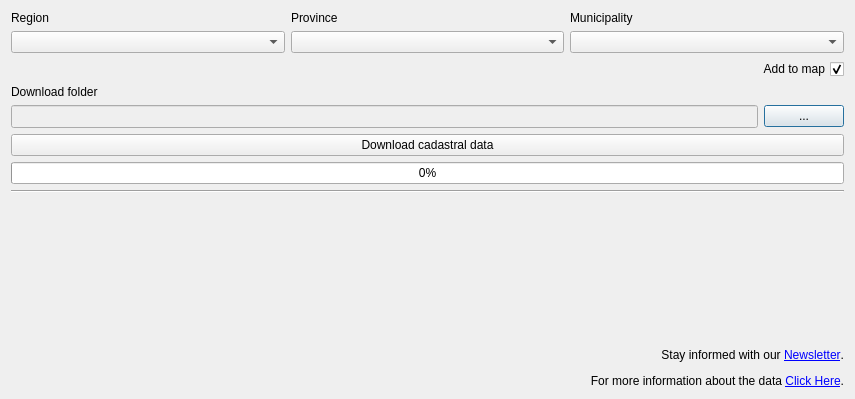
Old version of the form Italy_Inspire_Cadastre_Downloader_dialog_base.ui in the repository geoinnova/italy_inspire_cadastre_downloader.
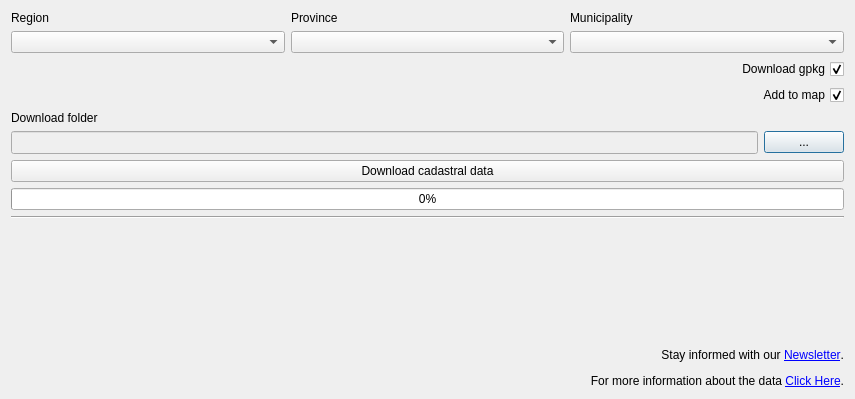
New version of the form.

Commit message: commit download_as_gpkg

```diff
--- a/Italy_Inspire_Cadastre_Downloader_dialog_base.ui
+++ b/Italy_Inspire_Cadastre_Downloader_dialog_base.ui
@@ -119,7 +119,7 @@
    </item>
    <item>
     <layout class="QGridLayout" name="gridLayout_2">
-     <item row="0" column="0">
+     <item row="1" column="0">
       <widget class="QCheckBox" name="checkBox_addToMap">
        <property name="sizePolicy">
         <sizepolicy hsizetype="Expanding" vsizetype="Fixed">
@@ -144,6 +144,34 @@
        </property>
       </widget>
      </item>
+     <item row="0" column="0">
+      <widget class="QCheckBox" name="checkBox_dwn_gpkg">
+       <property name="sizePolicy">
+        <sizepolicy hsizetype="Expanding" vsizetype="Fixed">
+         <horstretch>0</horstretch>
+         <verstretch>0</verstretch>
+        </sizepolicy>
+       </property>
+       <property name="toolTip">
+        <string>Allows you to convert the file to a geopackage</string>
+       </property>
+       <property name="layoutDirection">
+        <enum>Qt::RightToLeft</enum>
+       </property>
+       <property name="locale">
+        <locale language="English" country="UnitedKingdom"/>
+       </property>
+       <property name="text">
+        <string>Download gpkg</string>
+       </property>
+       <property name="checkable">
+        <bool>true</bool>
+       </property>
+       <property name="checked">
+        <bool>true</bool>
+       </property>
+      </widget>
+     </item>
     </layout>
    </item>
    <item>
```
Left out of the diff: 9 changed lines with no effect on the pictures. The commit also changes 2 other files.
